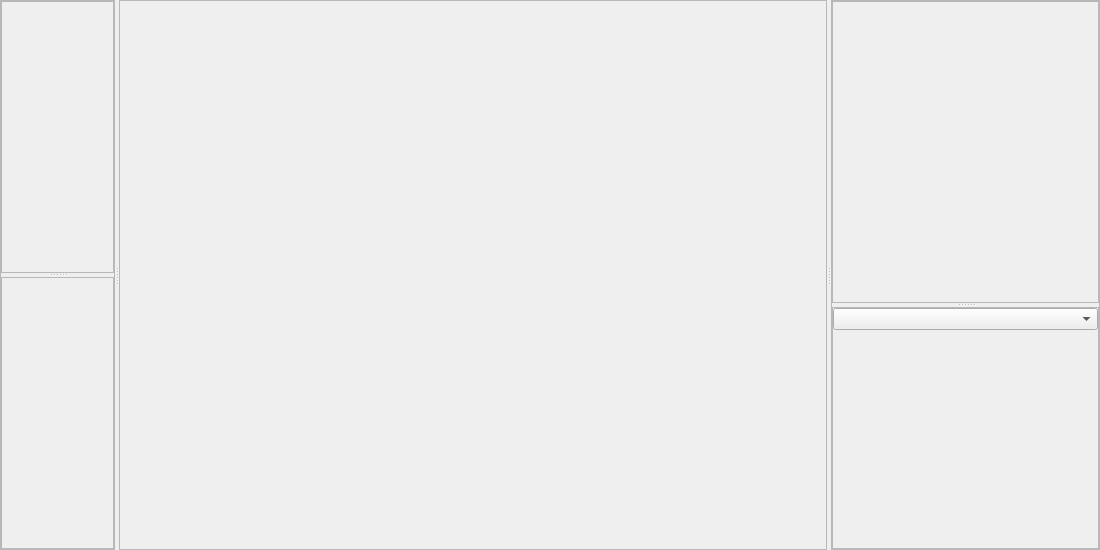
rwalroth/xdart, file xdart/gui/tabs/static_scan/ui/staticUI.ui: the form before one commit.
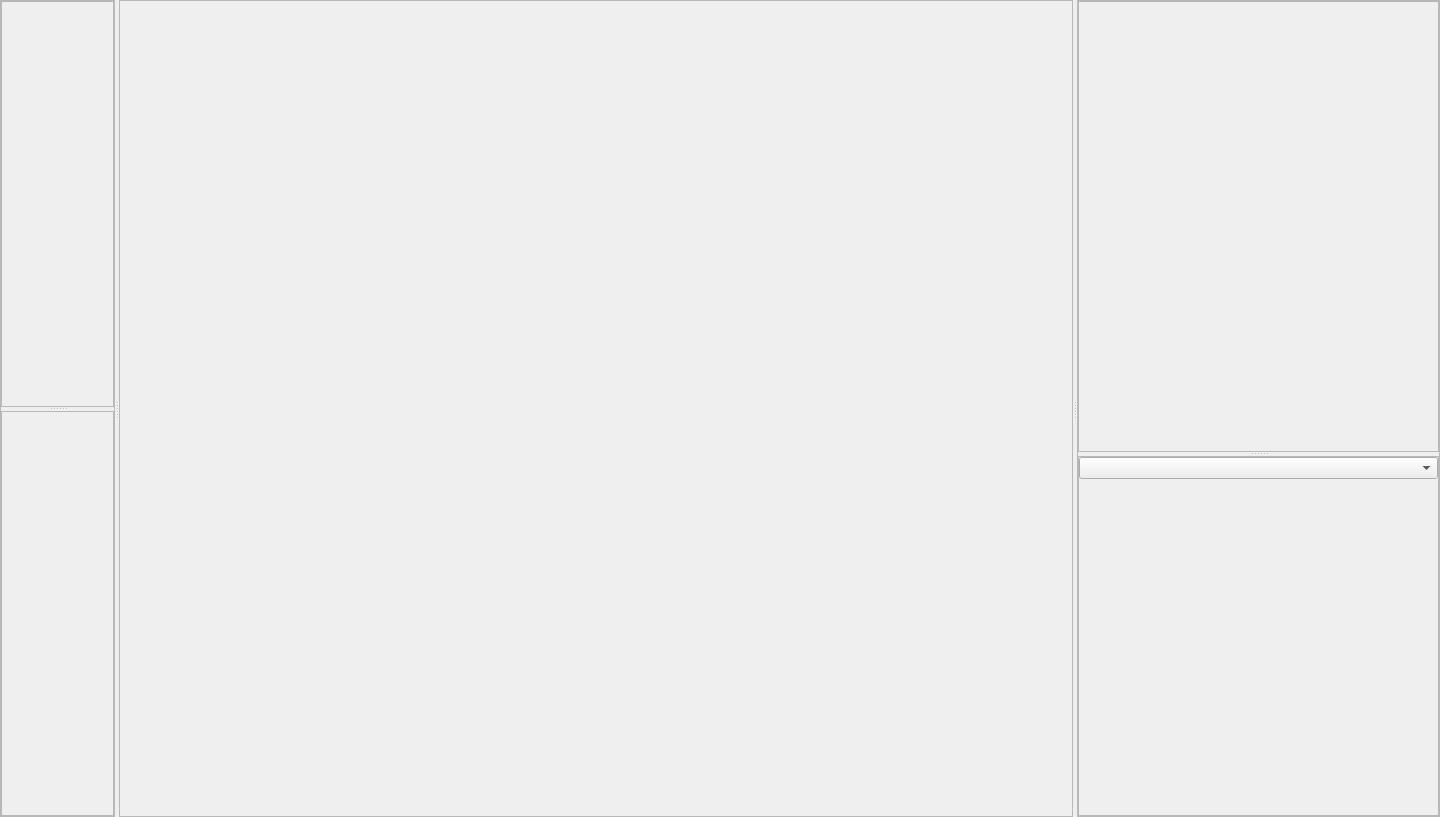
The form after the commit.

The edit to the form file:
```diff
--- a/xdart/gui/tabs/static_scan/ui/staticUI.ui
+++ b/xdart/gui/tabs/static_scan/ui/staticUI.ui
@@ -6,8 +6,8 @@
    <rect>
     <x>0</x>
     <y>0</y>
-    <width>1100</width>
-    <height>550</height>
+    <width>1440</width>
+    <height>817</height>
    </rect>
   </property>
   <property name="windowTitle">
```
Left out of the diff: 6 changed lines with no effect on the pictures.
